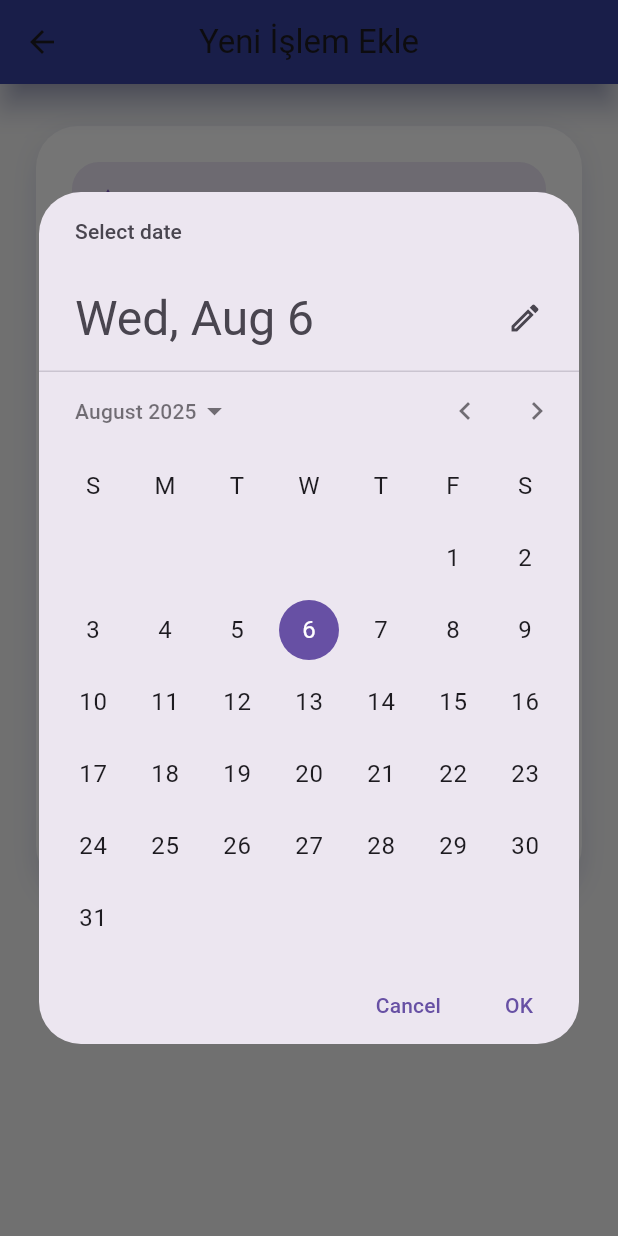
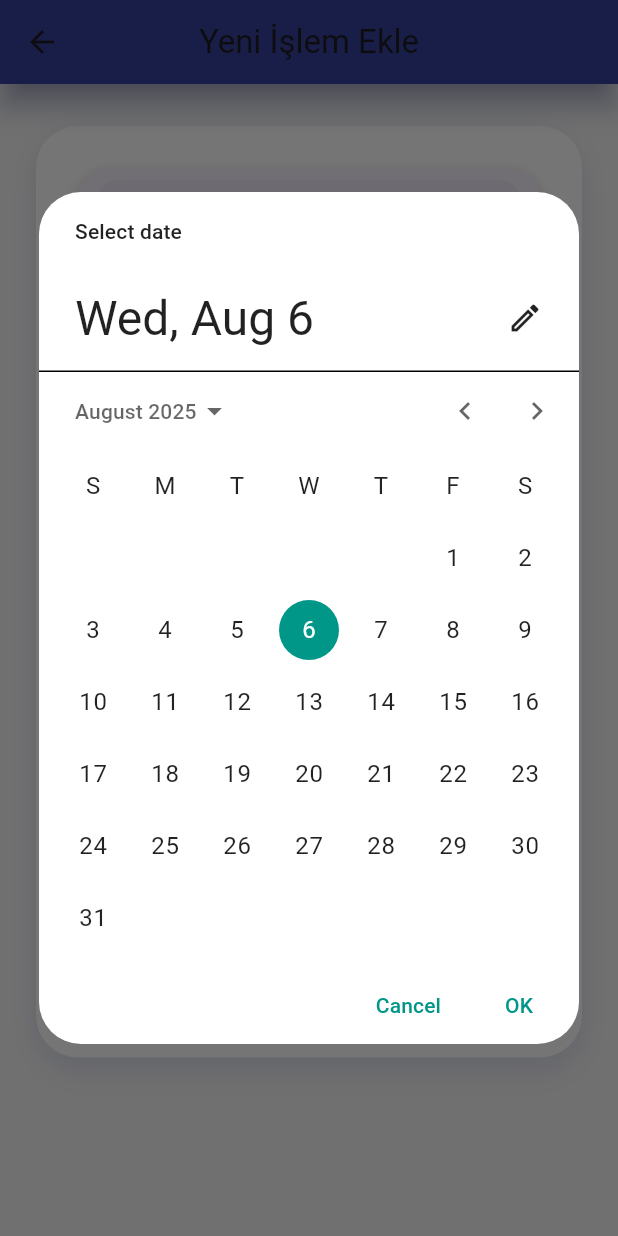
Before and after one commit to Mert30/finora, a Flutter app: the AddTransactionPage screen opened directly, after a tap on "Tarih", on a phone screen of 412 x 824 dp. Run offline on Flutter 3.47's test engine with Material 3 defaults, Android fonts, the phone set to English and light mode, and no system bars; our stand-ins replace firebase_auth, firebase_core, font_awesome_flutter, google_fonts, lottie; accounts and stored records are empty; network calls fail.

Commit message:
`tasarimsal birkac ekleme`

```diff
--- a/finora_app/lib/features/dashboard/presentation/pages/dashboard_page.dart
+++ b/finora_app/lib/features/dashboard/presentation/pages/dashboard_page.dart
@@ -30,8 +30,6 @@ class DashboardPage extends StatelessWidget {
             _buildBalanceCard(),
             const SizedBox(height: 16),
             _buildSummaryRow(),
-            const SizedBox(height: 16),
-            _buildQuickActions(),
             const SizedBox(height: 16),
             _buildRecentTransactions(),
           ],
@@ -118,17 +116,6 @@ class DashboardPage extends StatelessWidget {
     );
   }
 
-  Widget _buildQuickActions() {
-    return Row(
-      mainAxisAlignment: MainAxisAlignment.spaceAround,
-      children: [
-        _buildActionButton(Icons.add, 'Gelir Ekle'),
-        _buildActionButton(Icons.remove, 'Gider Ekle'),
-        _buildActionButton(Icons.bar_chart, 'Grafikler'),
-      ],
-    );
-  }
-
   Widget _buildActionButton(IconData icon, String label) {
     return Column(
       children: [
--- a/finora_app/lib/features/transactions/presentation/widgets/amount_input_field.dart
+++ b/finora_app/lib/features/transactions/presentation/widgets/amount_input_field.dart
@@ -12,12 +12,20 @@ class AmountInputField extends StatelessWidget {
       keyboardType: const TextInputType.numberWithOptions(decimal: true),
       decoration: InputDecoration(
         labelText: 'Tutar',
+        labelStyle: TextStyle(
+          color: Colors.deepPurple.shade300,
+          fontWeight: FontWeight.bold,
+        ),
         filled: true,
         fillColor: Colors.deepPurple.shade50,
         prefixIcon: Icon(Icons.attach_money, color: Colors.deepPurple.shade400),
         border: OutlineInputBorder(
           borderRadius: BorderRadius.circular(18),
           borderSide: BorderSide.none,
+        ),
+        contentPadding: const EdgeInsets.symmetric(
+          horizontal: 20,
+          vertical: 16,
         ),
       ),
       validator: (val) {
--- a/finora_app/lib/features/transactions/presentation/widgets/category_dropdown.dart
+++ b/finora_app/lib/features/transactions/presentation/widgets/category_dropdown.dart
@@ -16,15 +16,26 @@ class CategoryDropdown extends StatelessWidget {
 
   @override
   Widget build(BuildContext context) {
-    return DropdownButtonFormField<String>(
+    return Card(
+      elevation: 6,
+      shadowColor: Colors.deepPurple.shade100,
+      shape: RoundedRectangleBorder(borderRadius: BorderRadius.circular(20)),
+      child: Padding(
+        padding: const EdgeInsets.symmetric(horizontal: 12.0, vertical: 8.0),
+        child: DropdownButtonFormField<String>(
           value: value,
           decoration: InputDecoration(
             labelText: label,
+            labelStyle: TextStyle(
+              color: Colors.deepPurple.shade700,
+              fontWeight: FontWeight.bold,
+              fontSize: 16,
+            ),
             filled: true,
             fillColor: Colors.deepPurple.shade50,
             prefixIcon: Icon(Icons.category, color: Colors.deepPurple.shade400),
             border: OutlineInputBorder(
-          borderRadius: BorderRadius.circular(18),
+              borderRadius: BorderRadius.circular(15),
               borderSide: BorderSide.none,
             ),
           ),
@@ -44,7 +55,12 @@ class CategoryDropdown extends StatelessWidget {
               .toList(),
           onChanged: onChanged,
           validator: (val) => val == null ? 'Lütfen kategori seçiniz' : null,
+          icon: Icon(Icons.arrow_drop_down_circle_outlined),
+          iconSize: 26,
+          dropdownColor: Colors.white,
           iconEnabledColor: Colors.deepPurple.shade600,
+        ),
+      ),
     );
   }
 }
--- a/finora_app/lib/features/transactions/presentation/widgets/date_picker_field.dart
+++ b/finora_app/lib/features/transactions/presentation/widgets/date_picker_field.dart
@@ -1,4 +1,5 @@
 import 'package:flutter/material.dart';
+import 'package:intl/intl.dart';
 
 class DatePickerField extends StatelessWidget {
   final String label;
@@ -21,7 +22,23 @@ class DatePickerField extends StatelessWidget {
       initialDate: selectedDate ?? now,
       firstDate: DateTime(now.year - 5),
       lastDate: DateTime(now.year + 5),
+      builder: (context, child) {
+        return Theme(
+          data: Theme.of(context).copyWith(
+            colorScheme: ColorScheme.light(
+              primary: Colors.teal, // Seçilen tarih rengi
+              onPrimary: Colors.white,
+              onSurface: Colors.black87,
+            ),
+            textButtonTheme: TextButtonThemeData(
+              style: TextButton.styleFrom(foregroundColor: Colors.teal),
+            ),
+          ),
+          child: child!,
+        );
+      },
     );
+
     if (picked != null) {
       onDateSelected(picked);
     }
@@ -29,18 +46,40 @@ class DatePickerField extends StatelessWidget {
 
   @override
   Widget build(BuildContext context) {
+    final formattedDate = selectedDate != null
+        ? DateFormat('dd.MM.yyyy').format(selectedDate!)
+        : null;
+
     return GestureDetector(
       onTap: () => _selectDate(context),
       child: AbsorbPointer(
-        child: TextFormField(
-          decoration: InputDecoration(
-            labelText: selectedDate == null
-                ? label
-                : '$label: ${selectedDate!.day}.${selectedDate!.month}.${selectedDate!.year}',
-            border: OutlineInputBorder(borderRadius: BorderRadius.circular(12)),
-            prefixIcon: const Icon(Icons.calendar_today),
+        child: Container(
+          margin: const EdgeInsets.symmetric(vertical: 8),
+          decoration: BoxDecoration(
+            borderRadius: BorderRadius.circular(16),
+            boxShadow: [
+              BoxShadow(
+                color: Colors.black12,
+                blurRadius: 8,
+                offset: Offset(0, 3),
+              ),
+            ],
           ),
-          validator: (val) => validator?.call(selectedDate),
+          child: TextFormField(
+            decoration: InputDecoration(
+              labelText: formattedDate == null
+                  ? label
+                  : '$label: $formattedDate',
+              filled: true,
+              fillColor: Colors.white,
+              border: OutlineInputBorder(
+                borderRadius: BorderRadius.circular(16),
+                borderSide: BorderSide.none,
+              ),
+              prefixIcon: const Icon(Icons.calendar_month, color: Colors.blue),
+            ),
+            validator: (val) => validator?.call(selectedDate),
+          ),
         ),
       ),
     );
--- a/finora_app/lib/features/transactions/presentation/widgets/description_input_field.dart
+++ b/finora_app/lib/features/transactions/presentation/widgets/description_input_field.dart
@@ -7,20 +7,32 @@ class DescriptionInputField extends StatelessWidget {
 
   @override
   Widget build(BuildContext context) {
-    return TextFormField(
-      controller: controller,
-      maxLines: 4,
-      decoration: InputDecoration(
-        labelText: 'Açıklama (opsiyonel)',
-        filled: true,
-        fillColor: Colors.deepPurple.shade50,
-        prefixIcon: Icon(Icons.note, color: Colors.deepPurple.shade400),
-        border: OutlineInputBorder(
-          borderRadius: BorderRadius.circular(18),
-          borderSide: BorderSide.none,
+    return Card(
+      elevation: 2,
+      shadowColor: Colors.deepPurple.shade100,
+      shape: RoundedRectangleBorder(borderRadius: BorderRadius.circular(20)),
+      margin: const EdgeInsets.symmetric(vertical: 10, horizontal: 8),
+      child: Padding(
+        padding: const EdgeInsets.symmetric(horizontal: 12, vertical: 6),
+        child: TextFormField(
+          controller: controller,
+          maxLines: 5,
+          decoration: InputDecoration(
+            labelText: 'Açıklama (opsiyonel)',
+            labelStyle: TextStyle(
+              color: Colors.deepPurple.shade300,
+              fontWeight: FontWeight.w500,
+            ),
+            prefixIcon: Icon(
+              Icons.edit_note_rounded,
+              color: Colors.deepPurple.shade400,
+              size: 26,
+            ),
+            border: InputBorder.none,
+          ),
+          style: const TextStyle(fontWeight: FontWeight.w500, fontSize: 15),
         ),
       ),
-      style: const TextStyle(fontWeight: FontWeight.w600),
     );
   }
 }
--- a/finora_app/lib/features/transactions/presentation/widgets/primary_button.dart
+++ b/finora_app/lib/features/transactions/presentation/widgets/primary_button.dart
@@ -3,34 +3,59 @@ import 'package:flutter/material.dart';
 class PrimaryButton extends StatelessWidget {
   final String label;
   final VoidCallback onPressed;
-  final Color color;
-  final Color shadowColor;
+  final Color? color;
+  final Color? shadowColor;
 
   const PrimaryButton({
     super.key,
     required this.label,
     required this.onPressed,
-    this.color = Colors.deepPurple,
-    this.shadowColor = Colors.deepPurpleAccent,
+    this.color,
+    this.shadowColor,
   });
 
   @override
   Widget build(BuildContext context) {
-    return SizedBox(
-      width: double.infinity,
-      height: 56,
-      child: ElevatedButton(
-        onPressed: onPressed,
-        style: ElevatedButton.styleFrom(
-          backgroundColor: color,
-          elevation: 12,
-          shadowColor: shadowColor.withOpacity(0.7),
-          shape: RoundedRectangleBorder(
-            borderRadius: BorderRadius.circular(30),
+    final theme = Theme.of(context);
+    final Color buttonColor = color ?? Colors.deepPurple;
+    final Color buttonShadow = shadowColor ?? Colors.deepPurpleAccent;
+
+    return Padding(
+      padding: const EdgeInsets.symmetric(horizontal: 24, vertical: 8),
+      child: GestureDetector(
+        onTap: onPressed,
+        child: Container(
+          height: 60,
+          decoration: BoxDecoration(
+            color: buttonColor,
+            borderRadius: BorderRadius.circular(32),
+            boxShadow: [
+              BoxShadow(
+                color: buttonShadow.withOpacity(0.5),
+                blurRadius: 12,
+                offset: const Offset(0, 8),
+              ),
+            ],
+            gradient: LinearGradient(
+              colors: [
+                buttonColor.withOpacity(0.9),
+                buttonColor.withOpacity(0.95),
+              ],
+              begin: Alignment.topLeft,
+              end: Alignment.bottomRight,
+            ),
           ),
-          textStyle: const TextStyle(fontSize: 20, fontWeight: FontWeight.bold),
+          alignment: Alignment.center,
+          child: Text(
+            label,
+            style: theme.textTheme.titleMedium?.copyWith(
+              color: Colors.black,
+              fontWeight: FontWeight.bold,
+              fontSize: 20,
+              letterSpacing: 1.2,
+            ),
+          ),
         ),
-        child: Text(label),
       ),
     );
   }
--- a/finora_app/pubspec.yaml
+++ b/finora_app/pubspec.yaml
@@ -40,6 +40,7 @@ dependencies:
   firebase_auth: ^6.0.0
   cloud_firestore: ^6.0.0
   font_awesome_flutter: ^10.9.0
+  intl: ^0.20.2
 
 dev_dependencies:
   flutter_test:
```
Also changed, not shown: finora_app/pubspec.lock. Lines whose indentation alone changed are shown as unchanged.
